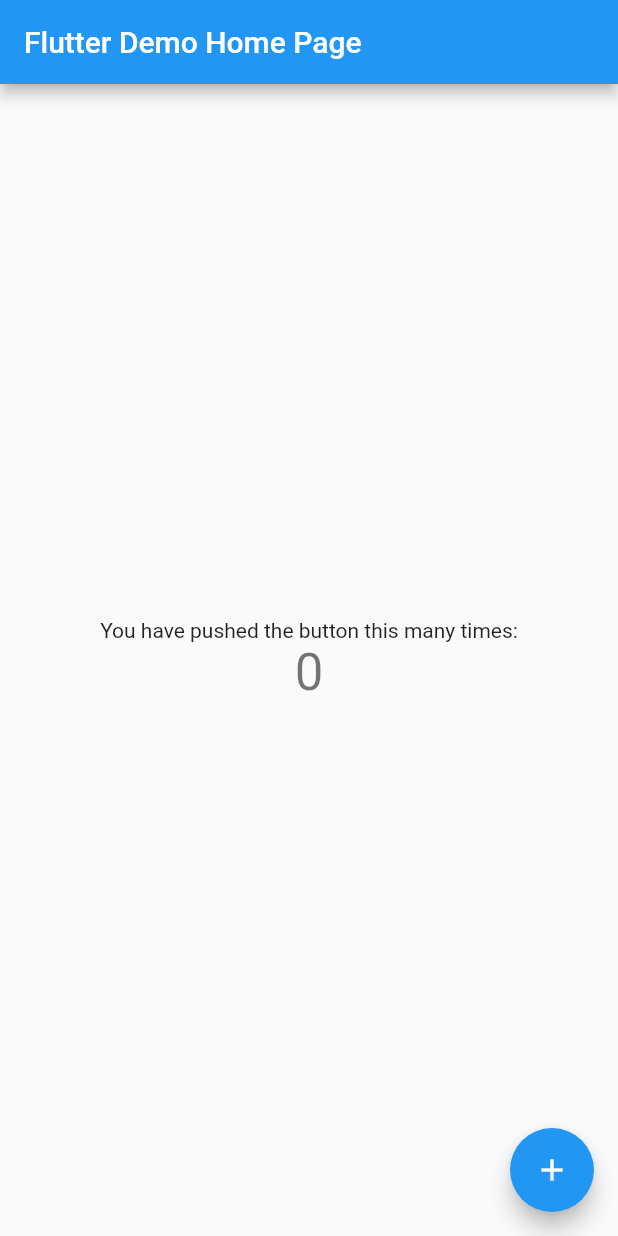
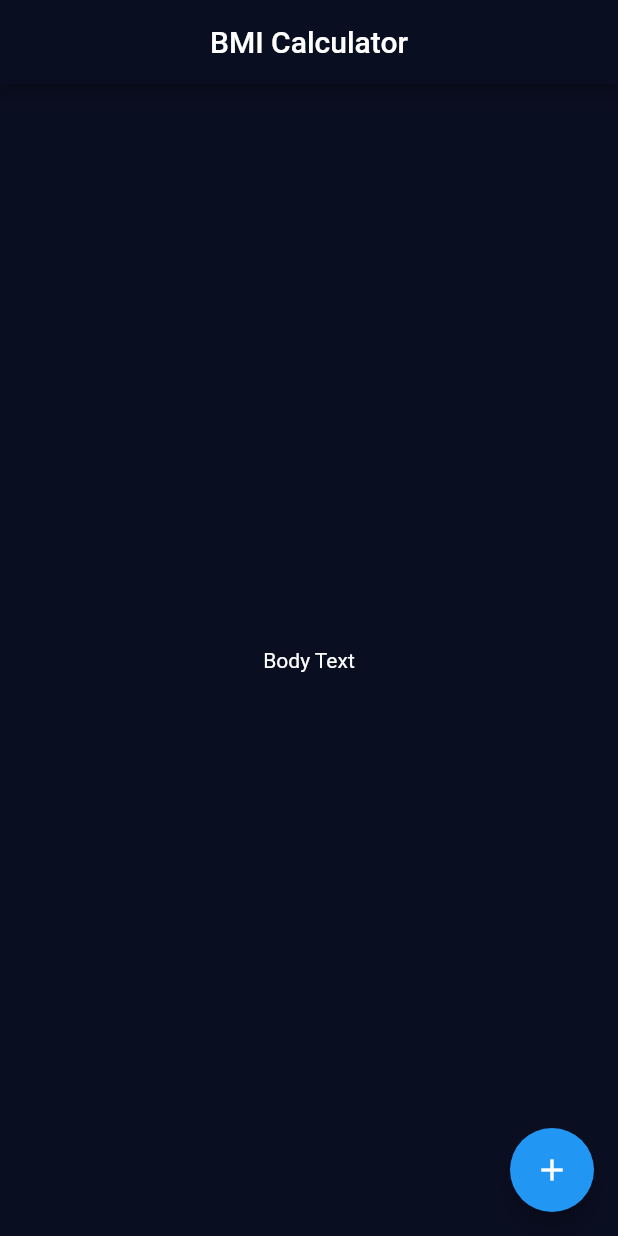
Before and after one commit to Deepak-coder80/BMI-flutter-App, a Flutter app: the screen it shows after launch, on a phone screen of 412 x 824 dp. Run offline on Flutter 3.47's test engine with Material 2 defaults, Android fonts, the phone set to English and light mode, and no system bars.

```diff
--- a/lib/main.dart
+++ b/lib/main.dart
@@ -7,109 +7,42 @@ void main() {
 class MyApp extends StatelessWidget {
   const MyApp({Key? key}) : super(key: key);
 
-  // This widget is the root of your application.
   @override
   Widget build(BuildContext context) {
-    return MaterialApp(
-      title: 'Flutter Demo',
-      theme: ThemeData(
-        // This is the theme of your application.
-        //
-        // Try running your application with "flutter run". You'll see the
-        // application has a blue toolbar. Then, without quitting the app, try
-        // changing the primarySwatch below to Colors.green and then invoke
-        // "hot reload" (press "r" in the console where you ran "flutter run",
-        // or simply save your changes to "hot reload" in a Flutter IDE).
-        // Notice that the counter didn't reset back to zero; the application
-        // is not restarted.
-        primarySwatch: Colors.blue,
-      ),
-      home: const MyHomePage(title: 'Flutter Demo Home Page'),
+    return const MaterialApp(
+      debugShowCheckedModeBanner: false,
+      home: BMICalculator(),
     );
   }
 }
 
-class MyHomePage extends StatefulWidget {
-  const MyHomePage({Key? key, required this.title}) : super(key: key);
-
-  // This widget is the home page of your application. It is stateful, meaning
-  // that it has a State object (defined below) that contains fields that affect
-  // how it looks.
-
-  // This class is the configuration for the state. It holds the values (in this
-  // case the title) provided by the parent (in this case the App widget) and
-  // used by the build method of the State. Fields in a Widget subclass are
-  // always marked "final".
-
-  final String title;
+class BMICalculator extends StatefulWidget {
+  const BMICalculator({Key? key}) : super(key: key);
 
   @override
-  State<MyHomePage> createState() => _MyHomePageState();
+  _BMICalculatorState createState() => _BMICalculatorState();
 }
 
-class _MyHomePageState extends State<MyHomePage> {
-  int _counter = 0;
-
-  void _incrementCounter() {
-    setState(() {
-      // This call to setState tells the Flutter framework that something has
-      // changed in this State, which causes it to rerun the build method below
-      // so that the display can reflect the updated values. If we changed
-      // _counter without calling setState(), then the build method would not be
-      // called again, and so nothing would appear to happen.
-      _counter++;
-    });
-  }
-
+class _BMICalculatorState extends State<BMICalculator> {
   @override
   Widget build(BuildContext context) {
-    // This method is rerun every time setState is called, for instance as done
-    // by the _incrementCounter method above.
-    //
-    // The Flutter framework has been optimized to make rerunning build methods
-    // fast, so that you can just rebuild anything that needs updating rather
-    // than having to individually change instances of widgets.
     return Scaffold(
+      backgroundColor: const Color(0xFF0A0E21),
       appBar: AppBar(
-        // Here we take the value from the MyHomePage object that was created by
-        // the App.build method, and use it to set our appbar title.
-        title: Text(widget.title),
+        title: const Text("BMI Calculator"),
+        backgroundColor: const Color(0xFF0A0E21),
+        centerTitle: true,
       ),
-      body: Center(
-        // Center is a layout widget. It takes a single child and positions it
-        // in the middle of the parent.
-        child: Column(
-          // Column is also a layout widget. It takes a list of children and
-          // arranges them vertically. By default, it sizes itself to fit its
-          // children horizontally, and tries to be as tall as its parent.
-          //
-          // Invoke "debug painting" (press "p" in the console, choose the
-          // "Toggle Debug Paint" action from the Flutter Inspector in Android
-          // Studio, or the "Toggle Debug Paint" command in Visual Studio Code)
-          // to see the wireframe for each widget.
-          //
-          // Column has various properties to control how it sizes itself and
-          // how it positions its children. Here we use mainAxisAlignment to
-          // center the children vertically; the main axis here is the vertical
-          // axis because Columns are vertical (the cross axis would be
-          // horizontal).
-          mainAxisAlignment: MainAxisAlignment.center,
-          children: <Widget>[
-            const Text(
-              'You have pushed the button this many times:',
-            ),
-            Text(
-              '$_counter',
-              style: Theme.of(context).textTheme.headline4,
-            ),
-          ],
+      body: const Center(
+        child: Text(
+          "Body Text",
+          style: TextStyle(color: Colors.white),
         ),
       ),
       floatingActionButton: FloatingActionButton(
-        onPressed: _incrementCounter,
-        tooltip: 'Increment',
+        onPressed: () {},
         child: const Icon(Icons.add),
-      ), // This trailing comma makes auto-formatting nicer for build methods.
+      ),
     );
   }
 }
```
